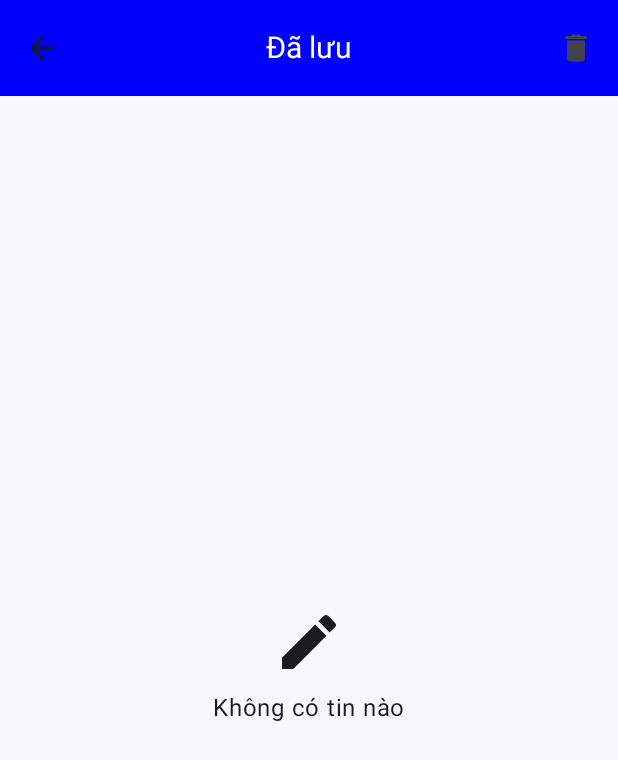
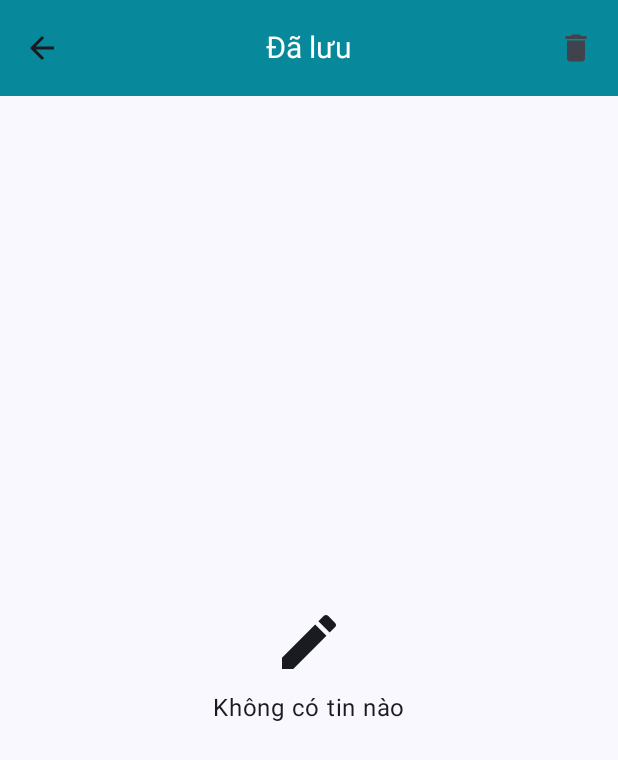
Before and after one commit to KhangDangAnh/DoAn3Tuan, an Android app built with Jetpack Compose: the composable SaveNewsScreen shown on its own in the app's theme, on a phone screen of 412 x 824 dp. Shown: the top 760 px of the screen. Run offline under Robolectric (Android 15) with nearby library versions, the phone set to English and light mode, and no system bars.

Commit message:
Update_001 / SaveNewsScreen

```diff
--- a/app/src/main/java/com/example/doan_3tuan/View/SangQuach/SaveNewsScreen.kt
+++ b/app/src/main/java/com/example/doan_3tuan/View/SangQuach/SaveNewsScreen.kt
@@ -41,7 +41,7 @@ fun SaveNewsScreen(){
                     )
                 },
                 colors = TopAppBarDefaults.smallTopAppBarColors(
-                    containerColor = Color.Blue,
+                    containerColor = Color(0xFF07899B),
                     titleContentColor = Color.White,
                 ),
                 actions = {
```
